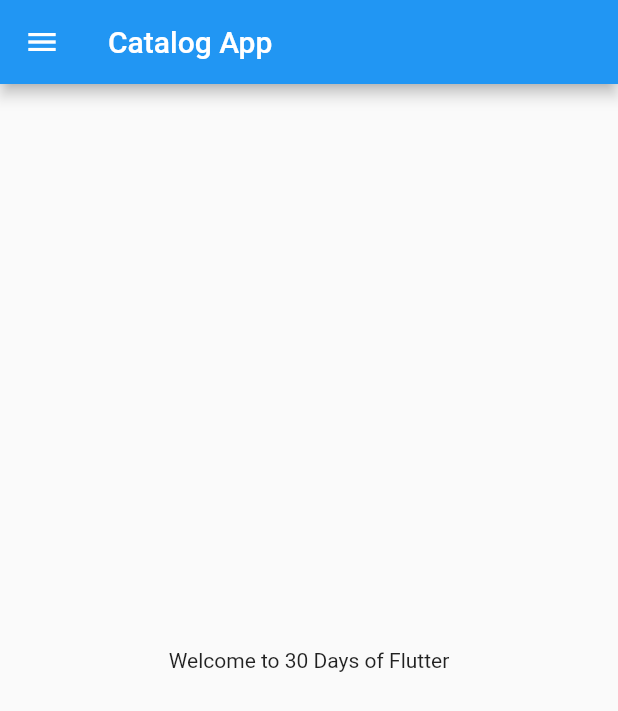
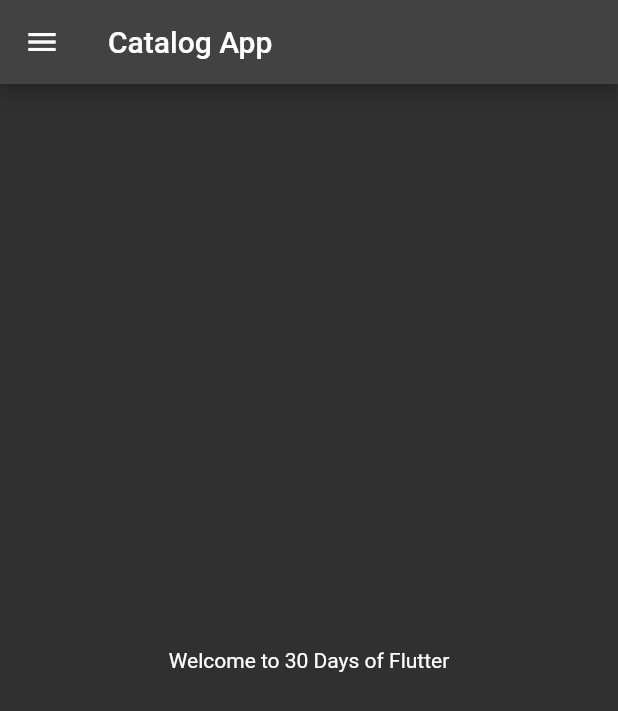
Before and after one commit to IqraJaved-cyber/learn, a Flutter app: the screen it shows after launch, on a phone screen of 412 x 824 dp. Shown: the top 711 px of the screen. Run offline on Flutter 3.47's test engine with Material 2 defaults, Android fonts, the phone set to English and light mode, and no system bars.

Commit message:
day3 completed

```diff
--- a/lib/main.dart
+++ b/lib/main.dart
@@ -1,18 +1,27 @@
 import 'package:flutter/material.dart';
-import 'home_page.dart';
-void main()
-{
+import 'pages/home_page.dart';
+import 'pages/login_page.dart';
+
+void main() {
   runApp(MyApp());
 }
+
 class MyApp extends StatelessWidget {
   const MyApp({super.key});
 
   @override
   Widget build(BuildContext context) {
     return MaterialApp(
-      home: HomePage(),
-
-
+      themeMode: ThemeMode.dark,
+      theme: ThemeData(primarySwatch: Colors.deepPurple),
+      darkTheme:
+          ThemeData(brightness: Brightness.dark, primarySwatch: Colors.red),
+      initialRoute: "/home",
+      routes: {
+        "/": (context) => LoginPage(),
+        "/home": (context) => HomePage(),
+        "/login": (context) => LoginPage()
+      },
     );
   }
 }
--- a/pubspec.yaml
+++ b/pubspec.yaml
@@ -59,8 +59,8 @@ flutter:
   uses-material-design: true
 
   # To add assets to your application, add an assets section, like this:
-  # assets:
-  #   - images/a_dot_burr.jpeg
+  assets:
+  - assets/images/
   #   - images/a_dot_ham.jpeg
 
   # An image asset can refer to one or more resolution-specific "variants", see
```
Also changed, not shown: lib/pages/login_page.dart (added, +15 -0 lines), assets/images/login_image.png (added), lib/pages/home_page.dart (renamed from lib/home_page.dart).
